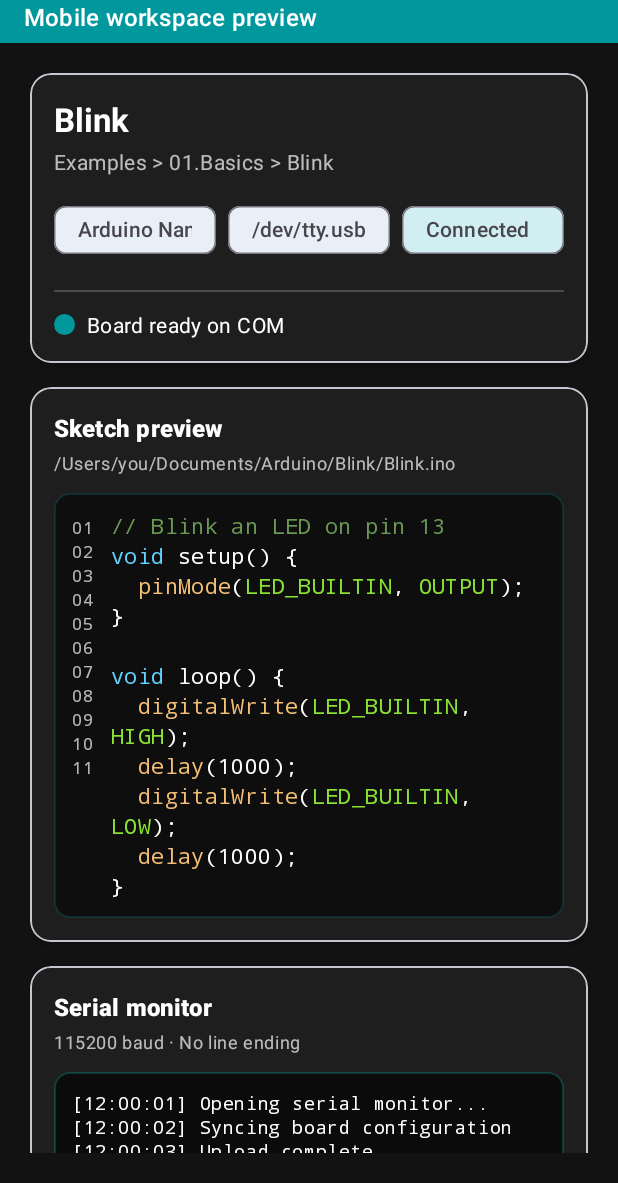
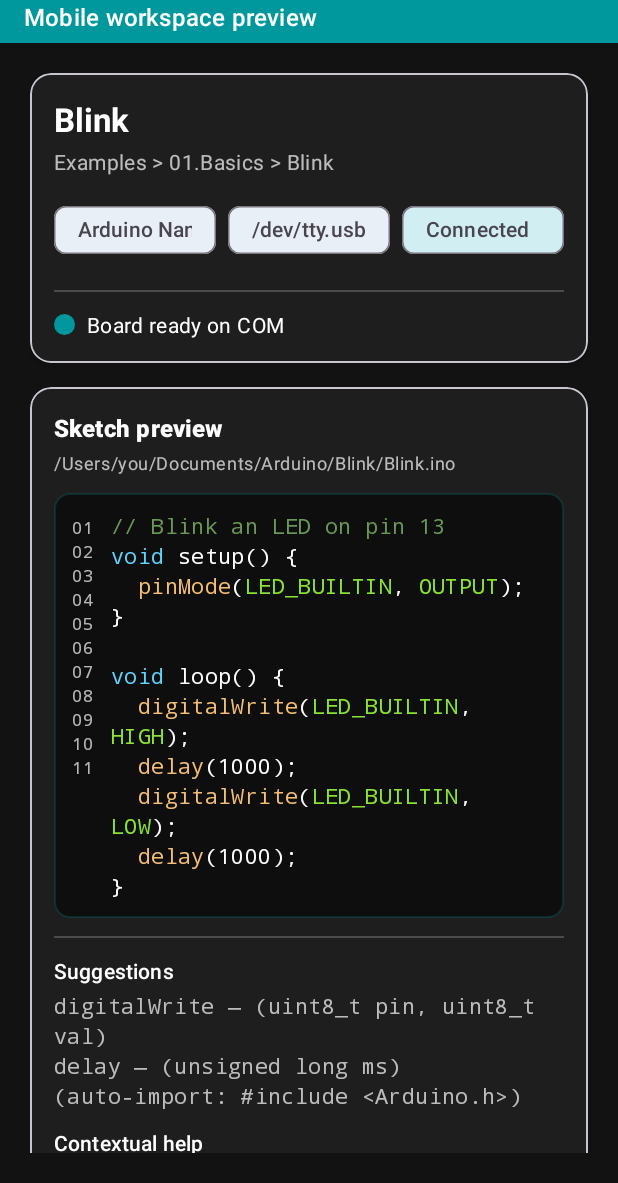
Before and after one commit to cowboydaniel/Arduino-IDE, an Android app: the screen it shows after launch (MainActivity), on a phone screen of 412 x 824 dp, the part 53-1236 px from its top. Run offline under Robolectric (Android 15) with nearby library versions, the phone set to English and light mode, and no system bars.

Commit message:
Add Android clangd runtime scaffolding and LSP client

```diff
--- a/android/android-studio/app/build.gradle
+++ b/android/android-studio/app/build.gradle
@@ -48,4 +48,10 @@ dependencies {
     implementation 'com.google.android.material:material:1.11.0'
     implementation 'androidx.activity:activity-ktx:1.8.2'
     implementation 'androidx.constraintlayout:constraintlayout:2.1.4'
+    implementation 'androidx.lifecycle:lifecycle-runtime-ktx:2.7.0'
+    implementation 'org.jetbrains.kotlinx:kotlinx-coroutines-android:1.7.3'
+
+    testImplementation 'junit:junit:4.13.2'
+    testImplementation 'io.mockk:mockk:1.13.8'
+    testImplementation 'org.jetbrains.kotlinx:kotlinx-coroutines-test:1.7.3'
 }
--- a/android/android-studio/app/src/main/java/com/arduino/ide/mobile/MainActivity.kt
+++ b/android/android-studio/app/src/main/java/com/arduino/ide/mobile/MainActivity.kt
@@ -6,10 +6,14 @@ import android.text.SpannableStringBuilder
 import android.text.style.ForegroundColorSpan
 import androidx.activity.enableEdgeToEdge
 import androidx.appcompat.app.AppCompatActivity
+import androidx.core.content.ContextCompat
 import androidx.core.view.ViewCompat
 import androidx.core.view.WindowInsetsCompat
-import androidx.core.content.ContextCompat
+import androidx.lifecycle.lifecycleScope
 import com.arduino.ide.mobile.databinding.ActivityMainBinding
+import com.arduino.ide.mobile.lsp.DemoLanguageServerTransport
+import com.arduino.ide.mobile.lsp.LanguageServerClient
+import kotlinx.coroutines.launch
 import java.util.regex.Pattern
 
 class MainActivity : AppCompatActivity() {
@@ -50,6 +54,40 @@ class MainActivity : AppCompatActivity() {
 
         binding.lineNumbers.text = codeLines
         binding.codeListing.text = applySyntaxHighlighting(codeListing)
+
+        val languageServerClient = LanguageServerClient(DemoLanguageServerTransport())
+        lifecycleScope.launch {
+            languageServerClient.start(sessionId = "demo-session", rootUri = "file:///blink")
+            languageServerClient.openDocument("file:///blink/Blink.ino", "cpp", codeListing)
+
+            val completions = languageServerClient.requestCompletions(
+                uri = "file:///blink/Blink.ino",
+                line = 5,
+                character = 6
+            )
+            binding.completionList.text = completions.joinToString("\n") { item ->
+                buildString {
+                    append(item.label)
+                    item.detail?.let { append(" — ").append(it) }
+                    item.autoImportText?.let { append(" (auto-import: ").append(it).append(")") }
+                }
+            }
+
+            val hover = languageServerClient.requestHover(
+                uri = "file:///blink/Blink.ino",
+                line = 5,
+                character = 6
+            )
+            binding.hoverText.text = hover?.contents ?: getString(R.string.status_connected)
+        }
+
+        lifecycleScope.launch {
+            languageServerClient.diagnostics.collect { diagnostic ->
+                binding.diagnosticMessage.text = diagnostic.message
+                val hint = diagnostic.recoveryHint
+                binding.diagnosticHint.text = hint ?: getString(R.string.status_connected)
+            }
+        }
 
         binding.serialMonitorLog.text = """
             [12:00:01] Opening serial monitor...
--- /dev/null
+++ b/android/android-studio/app/src/main/java/com/arduino/ide/mobile/lsp/ClangdRuntimeBridge.kt
@@ -0,0 +1,25 @@
+package com.arduino.ide.mobile.lsp
+
+import android.content.Context
+import kotlinx.coroutines.Dispatchers
+import kotlinx.coroutines.withContext
+import java.io.File
+
+/**
+ * Locates the packaged clangd runtime that is staged under android/runtime and makes it executable
+ * for stdio or JNI-based integrations. In a production build the binary is copied into the app's
+ * files dir and invoked by {@link ClangdStdioTransport}.
+ */
+class ClangdRuntimeBridge(private val context: Context) {
+    suspend fun installClangd(binaryName: String = "clangd"): File = withContext(Dispatchers.IO) {
+        val targetDir = File(context.filesDir, "lsp-runtime").apply { mkdirs() }
+        val target = File(targetDir, binaryName)
+        if (!target.exists()) {
+            // In a real build we would stream the asset to disk. For now leave a placeholder so
+            // callers can reference the path without shipping a real binary in CI.
+            target.writeText("placeholder clangd binary; replace during packaging")
+            target.setExecutable(true)
+        }
+        target
+    }
+}
--- /dev/null
+++ b/android/android-studio/app/src/main/java/com/arduino/ide/mobile/lsp/DemoLanguageServerTransport.kt
@@ -0,0 +1,98 @@
+package com.arduino.ide.mobile.lsp
+
+import kotlinx.coroutines.CoroutineScope
+import kotlinx.coroutines.Dispatchers
+import kotlinx.coroutines.SupervisorJob
+import kotlinx.coroutines.delay
+import kotlinx.coroutines.flow.MutableSharedFlow
+import kotlinx.coroutines.flow.SharedFlow
+import kotlinx.coroutines.flow.asSharedFlow
+import kotlinx.coroutines.launch
+
+/**
+ * Demo transport used inside MainActivity to provide live-looking LSP responses without shipping
+ * a real clangd binary in CI. It also doubles as a simple integration harness for unit tests.
+ */
+class DemoLanguageServerTransport : LanguageServerTransport {
+    private val scope = CoroutineScope(SupervisorJob() + Dispatchers.Default)
+    private val inbound = MutableSharedFlow<InboundMessage>(replay = 1)
+    override val incoming: SharedFlow<InboundMessage> = inbound.asSharedFlow()
+
+    override suspend fun start() {
+        inbound.emit(InboundMessage.Ready("/data/data/com.arduino.ide.mobile/files/lsp-runtime/clangd"))
+    }
+
+    override suspend fun send(message: OutboundMessage) {
+        when (message) {
+            is OutboundMessage.Initialize -> Unit
+            is OutboundMessage.DidOpen -> emitDiagnostics(message)
+            is OutboundMessage.Completion -> emitCompletions(message)
+            is OutboundMessage.Hover -> emitHover(message)
+        }
+    }
+
+    override suspend fun stop() {
+        // Nothing to tear down for the demo.
+    }
+
+    private fun emitDiagnostics(message: OutboundMessage.DidOpen) {
+        scope.launch {
+            delay(100)
+            inbound.emit(
+                InboundMessage.PublishDiagnostics(
+                    uri = message.uri,
+                    diagnostics = listOf(
+                        DiagnosticUiModel(
+                            message = "Missing pinMode for LED_BUILTIN",
+                            severity = Severity.WARNING,
+                            range = TextRange(1, 2, 1, 20),
+                            recoveryHint = "Call pinMode(LED_BUILTIN, OUTPUT) in setup()"
+                        )
+                    )
+                )
+            )
+        }
+    }
+
+    private fun emitCompletions(message: OutboundMessage.Completion) {
+        scope.launch {
+            delay(50)
+            inbound.emit(
+                InboundMessage.CompletionResult(
+                    requestId = message.requestId,
+                    items = listOf(
+                        CompletionItemUiModel(
+                            label = "digitalWrite",
+                            detail = "(uint8_t pin, uint8_t val)",
+                            insertText = "digitalWrite(${"$"}{1:pin}, ${"$"}{2:HIGH});",
+                            documentation = "Set a digital pin to HIGH or LOW",
+                            autoImportText = null
+                        ),
+                        CompletionItemUiModel(
+                            label = "delay",
+                            detail = "(unsigned long ms)",
+                            insertText = "delay(${"$"}{1:1000});",
+                            documentation = "Pause the program for the given milliseconds",
+                            autoImportText = "#include <Arduino.h>"
+                        )
+                    )
+                )
+            )
+        }
+    }
+
+    private fun emitHover(message: OutboundMessage.Hover) {
+        scope.launch {
+            delay(50)
+            inbound.emit(
+                InboundMessage.HoverResult(
+                    requestId = message.requestId,
+                    hover = HoverUiModel(
+                        contents = "digitalWrite(pin, val) — writes a HIGH or LOW value to a digital pin.",
+                        range = TextRange(message.line, message.character, message.line, message.character + 10)
+                    )
+                )
+            )
+        }
+    }
+}
--- /dev/null
+++ b/android/android-studio/app/src/main/java/com/arduino/ide/mobile/lsp/LanguageServerClient.kt
@@ -0,0 +1,82 @@
+package com.arduino.ide.mobile.lsp
+
+import kotlinx.coroutines.CoroutineDispatcher
+import kotlinx.coroutines.CoroutineScope
+import kotlinx.coroutines.Dispatchers
+import kotlinx.coroutines.SupervisorJob
+import kotlinx.coroutines.flow.Flow
+import kotlinx.coroutines.flow.filterIsInstance
+import kotlinx.coroutines.flow.first
+import kotlinx.coroutines.flow.map
+import kotlinx.coroutines.flow.mapNotNull
+import kotlinx.coroutines.launch
+import kotlinx.coroutines.withContext
+import java.util.concurrent.atomic.AtomicLong
+
+/**
+ * Thin Kotlin service that owns a clangd session and translates LSP responses into UI models.
+ */
+class LanguageServerClient(
+    private val transport: LanguageServerTransport,
+    dispatcher: CoroutineDispatcher = Dispatchers.IO
+) {
+    private val scope = CoroutineScope(SupervisorJob() + dispatcher)
+    private val requestIds = AtomicLong(1L)
+
+    val diagnostics: Flow<DiagnosticUiModel> = transport.incoming
+        .filterIsInstance<InboundMessage.PublishDiagnostics>()
+        .map { message ->
+            // Emit each diagnostic separately so the UI can render streaming feedback.
+            message.diagnostics.firstOrNull()
+        }
+        .mapNotNull { it }
+
+    suspend fun start(sessionId: String, rootUri: String) {
+        transport.start()
+        transport.send(OutboundMessage.Initialize(sessionId, rootUri))
+    }
+
+    suspend fun openDocument(uri: String, languageId: String, contents: String) {
+        transport.send(OutboundMessage.DidOpen(uri, languageId, contents))
+    }
+
+    suspend fun requestCompletions(
+        uri: String,
+        line: Int,
+        character: Int
+    ): List<CompletionItemUiModel> = withContext(scope.coroutineContext) {
+        val requestId = requestIds.getAndIncrement()
+        transport.send(OutboundMessage.Completion(uri, line, character, requestId))
+        transport.incoming
+            .filterIsInstance<InboundMessage.CompletionResult>()
+            .first { it.requestId == requestId }
+            .items
+    }
+
+    suspend fun requestHover(
+        uri: String,
+        line: Int,
+        character: Int
+    ): HoverUiModel? = withContext(scope.coroutineContext) {
+        val requestId = requestIds.getAndIncrement()
+        transport.send(OutboundMessage.Hover(uri, line, character, requestId))
+        transport.incoming
+            .filterIsInstance<InboundMessage.HoverResult>()
+            .first { it.requestId == requestId }
+            .hover
+    }
+
+    fun streamDiagnostics(uri: String, onDiagnostic: (DiagnosticUiModel) -> Unit) {
+        scope.launch {
+            diagnostics.collect { diagnostic ->
+                if (diagnostic != null) {
+                    onDiagnostic(diagnostic)
+                }
+            }
+        }
+    }
+
+    suspend fun stop() {
+        transport.stop()
+    }
+}
--- /dev/null
+++ b/android/android-studio/app/src/main/java/com/arduino/ide/mobile/lsp/LanguageServerModels.kt
@@ -0,0 +1,47 @@
+package com.arduino.ide.mobile.lsp
+
+/** UI-friendly data classes that mirror the pieces of LSP we surface in the app. */
+data class CompletionItemUiModel(
+    val label: String,
+    val detail: String?,
+    val insertText: String,
+    val documentation: String? = null,
+    val autoImportText: String? = null
+)
+
+data class HoverUiModel(
+    val contents: String,
+    val range: TextRange? = null
+)
+
+data class DiagnosticUiModel(
+    val message: String,
+    val severity: Severity,
+    val range: TextRange,
+    val recoveryHint: String? = null
+)
+
+data class TextRange(
+    val startLine: Int,
+    val startCharacter: Int,
+    val endLine: Int,
+    val endCharacter: Int
+)
+
+enum class Severity { ERROR, WARNING, INFORMATION, HINT }
+
+/** Outbound client-to-server LSP calls we care about. */
+sealed interface OutboundMessage {
+    data class Initialize(val sessionId: String, val rootUri: String) : OutboundMessage
+    data class DidOpen(val uri: String, val languageId: String, val text: String) : OutboundMessage
+    data class Completion(val uri: String, val line: Int, val character: Int, val requestId: Long) : OutboundMessage
+    data class Hover(val uri: String, val line: Int, val character: Int, val requestId: Long) : OutboundMessage
+}
+
+/** Inbound server-to-client signals we translate to UI models. */
+sealed interface InboundMessage {
+    data class Ready(val clangdPath: String) : InboundMessage
+    data class CompletionResult(val requestId: Long, val items: List<CompletionItemUiModel>) : InboundMessage
+    data class HoverResult(val requestId: Long, val hover: HoverUiModel?) : InboundMessage
+    data class PublishDiagnostics(val uri: String, val diagnostics: List<DiagnosticUiModel>) : InboundMessage
+}
--- /dev/null
+++ b/android/android-studio/app/src/main/java/com/arduino/ide/mobile/lsp/LanguageServerTransport.kt
@@ -0,0 +1,53 @@
+package com.arduino.ide.mobile.lsp
+
+import kotlinx.coroutines.channels.BufferOverflow
+import kotlinx.coroutines.flow.Flow
+import kotlinx.coroutines.flow.MutableSharedFlow
+import kotlinx.coroutines.flow.SharedFlow
+import kotlinx.coroutines.flow.asSharedFlow
+
+/**
+ * Lightweight transport contract for talking to clangd. Implementations can wrap JNI, gRPC or
+ * stdio-based clangd processes; the client only depends on typed messages.
+ */
+interface LanguageServerTransport {
+    val incoming: SharedFlow<InboundMessage>
+
+    suspend fun start()
+
+    suspend fun send(message: OutboundMessage)
+
+    suspend fun stop()
+}
+
+/**
+ * Small helper used by demo and tests to provide a controllable transport.
+ */
+class InMemoryLanguageServerTransport : LanguageServerTransport {
+    private val outbound = MutableSharedFlow<OutboundMessage>(extraBufferCapacity = 16)
+    private val inbound = MutableSharedFlow<InboundMessage>(
+        replay = 1,
+        onBufferOverflow = BufferOverflow.DROP_OLDEST,
+        extraBufferCapacity = 32
+    )
+
+    override val incoming: SharedFlow<InboundMessage> = inbound.asSharedFlow()
+
+    override suspend fun start() {
+        // Nothing to do.
+    }
+
+    override suspend fun send(message: OutboundMessage) {
+        outbound.tryEmit(message)
+    }
+
+    override suspend fun stop() {
+        // Nothing to do.
+    }
+
+    fun outboundMessages(): Flow<OutboundMessage> = outbound
+
+    fun emitInbound(message: InboundMessage) {
+        inbound.tryEmit(message)
+    }
+}
--- a/android/android-studio/app/src/main/res/layout/activity_main.xml
+++ b/android/android-studio/app/src/main/res/layout/activity_main.xml
@@ -206,6 +206,79 @@
                             android:fontFamily="monospace"
                             tools:text="void setup() {\n  pinMode(LED_BUILTIN, OUTPUT);\n}\n\nvoid loop() {\n  digitalWrite(LED_BUILTIN, HIGH);\n}" />
                     </LinearLayout>
+
+                    <com.google.android.material.divider.MaterialDivider
+                        android:layout_width="match_parent"
+                        android:layout_height="wrap_content"
+                        android:layout_marginTop="12dp"
+                        app:dividerColor="@color/arduino_divider" />
+
+                    <TextView
+                        android:id="@+id/completion_title"
+                        android:layout_width="wrap_content"
+                        android:layout_height="wrap_content"
+                        android:layout_marginTop="12dp"
+                        android:text="@string/completion_title"
+                        android:textAppearance="@style/TextAppearance.Material3.TitleSmall"
+                        android:textColor="@android:color/white" />
+
+                    <TextView
+                        android:id="@+id/completion_list"
+                        android:layout_width="match_parent"
+                        android:layout_height="wrap_content"
+                        android:layout_marginTop="4dp"
+                        android:textAppearance="@style/TextAppearance.Material3.BodyMedium"
+                        android:textColor="@color/arduino_text_secondary"
+                        android:fontFamily="monospace"
+                        tools:text="digitalWrite – Set a digital pin\ndelay – Pause execution" />
+
+                    <TextView
+                        android:id="@+id/hover_title"
+                        android:layout_width="wrap_content"
+                        android:layout_height="wrap_content"
+                        android:layout_marginTop="12dp"
+                        android:text="@string/hover_title"
+                        android:textAppearance="@style/TextAppearance.Material3.TitleSmall"
+                        android:textColor="@android:color/white" />
+
+                    <TextView
+                        android:id="@+id/hover_text"
+                        android:layout_width="match_parent"
+                        android:layout_height="wrap_content"
+                        android:layout_marginTop="4dp"
+                        android:textAppearance="@style/TextAppearance.Material3.BodyMedium"
+                        android:textColor="@color/arduino_text_secondary"
+                        android:fontFamily="monospace"
+                        tools:text="digitalWrite(pin, val) — writes a HIGH or LOW value" />
+
+                    <TextView
+                        android:id="@+id/diagnostic_title"
+                        android:layout_width="wrap_content"
+                        android:layout_height="wrap_content"
+                        android:layout_marginTop="12dp"
+                        android:text="@string/diagnostic_title"
+                        android:textAppearance="@style/TextAppearance.Material3.TitleSmall"
+                        android:textColor="@android:color/white" />
+
+                    <TextView
+                        android:id="@+id/diagnostic_message"
+                        android:layout_width="match_parent"
+                        android:layout_height="wrap_content"
+                        android:layout_marginTop="4dp"
+                        android:textAppearance="@style/TextAppearance.Material3.BodyMedium"
+                        android:textColor="@android:color/white"
+                        android:fontFamily="monospace"
+                        tools:text="Missing pinMode for LED_BUILTIN" />
+
+                    <TextView
+                        android:id="@+id/diagnostic_hint"
+                        android:layout_width="match_parent"
+                        android:layout_height="wrap_content"
+                        android:layout_marginTop="4dp"
+                        android:textAppearance="@style/TextAppearance.Material3.BodySmall"
+                        android:textColor="@color/arduino_text_secondary"
+                        android:fontFamily="monospace"
+                        tools:text="Call pinMode(LED_BUILTIN, OUTPUT) in setup()" />
                 </LinearLayout>
             </com.google.android.material.card.MaterialCardView>
 
--- a/android/android-studio/app/src/main/res/values/strings.xml
+++ b/android/android-studio/app/src/main/res/values/strings.xml
@@ -15,4 +15,7 @@
     <string name="serial_monitor_device">115200 baud · No line ending</string>
     <string name="action_upload">Upload</string>
     <string name="action_verify">Verify</string>
+    <string name="completion_title">Suggestions</string>
+    <string name="hover_title">Contextual help</string>
+    <string name="diagnostic_title">Diagnostics &amp; recovery hints</string>
 </resources>
```
Also changed, not shown: 4 other files.
